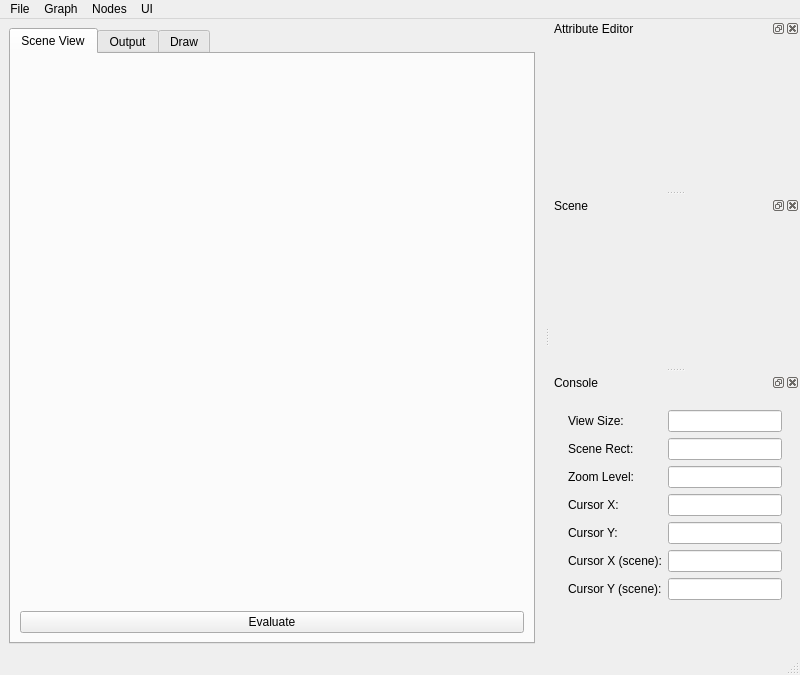
First picture: the form in ui/SceneGraph.ui, repository mfessenden/SceneGraph, before the edit.
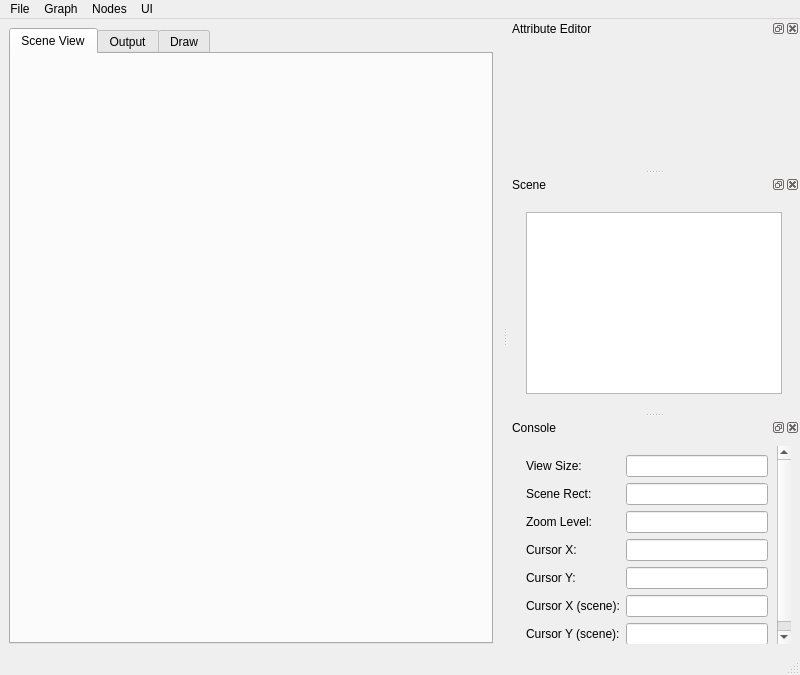
Second picture: the form after the edit. Icons and pictures are not drawn.

```diff
--- a/ui/SceneGraph.ui
+++ b/ui/SceneGraph.ui
@@ -42,13 +42,6 @@
           <layout class="QVBoxLayout" name="gviewLayout"/>
          </widget>
         </item>
-        <item>
-         <widget class="QPushButton" name="evaluate_button">
-          <property name="text">
-           <string>Evaluate</string>
-          </property>
-         </widget>
-        </item>
        </layout>
       </widget>
       <widget class="QWidget" name="outputTab">
@@ -257,7 +250,11 @@
           <height>108</height>
          </rect>
         </property>
-        <layout class="QVBoxLayout" name="sceneScrollAreaLayout"/>
+        <layout class="QVBoxLayout" name="sceneScrollAreaLayout">
+         <item>
+          <widget class="QListView" name="listView"/>
+         </item>
+        </layout>
        </widget>
       </widget>
      </item>
```
Left out of the diff: 11 changed lines with no effect on the pictures.
